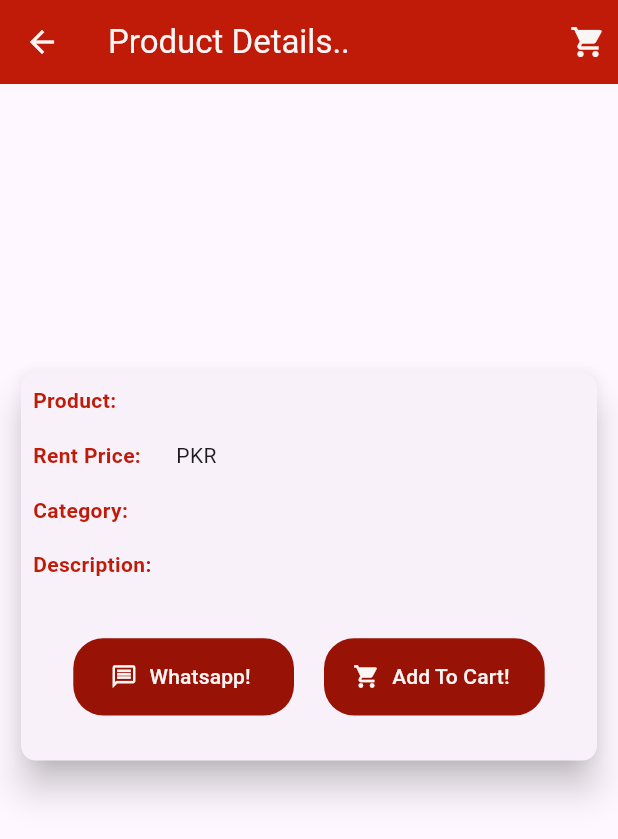
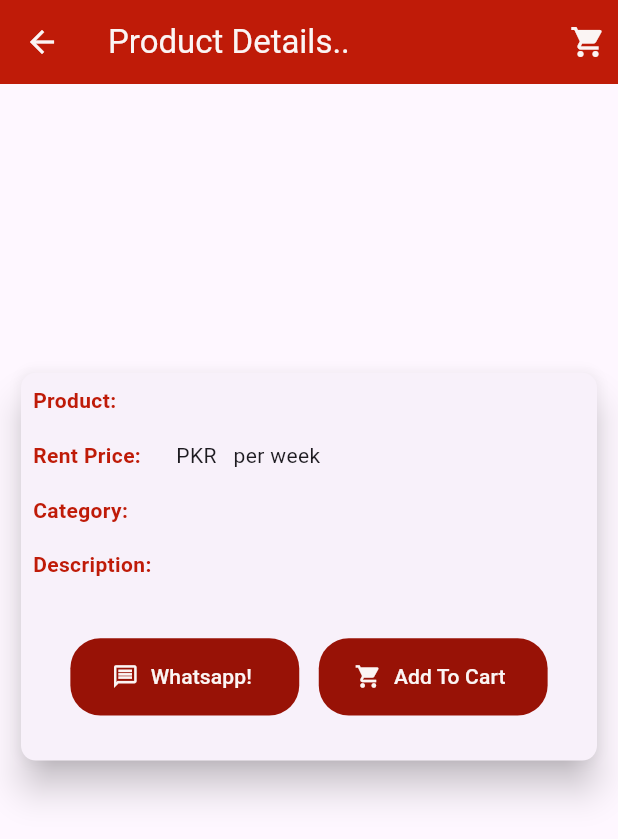
Before and after one commit to hanzala5225/Electro-Rent, a Flutter app: the ProductDetailsScreen screen opened directly with empty values, on a phone screen of 412 x 824 dp. Shown: the top 839 px of the screen. Run offline on Flutter 3.47's test engine with Material 3 defaults, Android fonts, the phone set to English and light mode, and no system bars; drawn by our look-alikes of carousel_slider; our stand-ins replace animated_text_kit, cached_network_image, cloud_firestore, firebase_auth, firebase_core, firebase_messaging and 9 more; missing offline and left inert: dart:ffi, image_card; accounts and stored records are empty.

Commit message:
COMPLETING THE FINAL TOUCH

```diff
--- a/lib/screens/auth_ui/sign_in_screen.dart
+++ b/lib/screens/auth_ui/sign_in_screen.dart
@@ -93,10 +93,9 @@ class _SignInScreenState extends State<SignInScreen> {
                           onTap: (){
                             signInController.isPasswordVisible.toggle();
                           },
-
                             child:signInController.isPasswordVisible.value?
-                            const Icon(Icons.visibility_off) :
-                            const Icon(Icons.visibility)
+                            const Icon(Icons.visibility) :
+                            const Icon(Icons.visibility_off)
                         ),
 
                         contentPadding: const EdgeInsets.only(top: 2.0, left: 8.0),
--- a/lib/screens/auth_ui/splash_screen.dart
+++ b/lib/screens/auth_ui/splash_screen.dart
@@ -23,7 +23,7 @@ class _SplashScreenState extends State<SplashScreen> {
   @override
   void initState(){
     super.initState();
-  Timer(const Duration(seconds: 6), () {
+  Timer(const Duration(seconds: 4), () {
     loggedIn(context);
   });
   }
--- a/lib/screens/user_panel/Products-Detail-Screen.dart
+++ b/lib/screens/user_panel/Products-Detail-Screen.dart
@@ -123,8 +123,8 @@ class _ProductDetailsScreenState extends State<ProductDetailsScreen> {
                             SizedBox(width: 16),
                             Text(
                               widget.productModel.isSale && widget.productModel.salePrice.isNotEmpty
-                                  ? widget.productModel.salePrice.toString() + " PKR"
-                                  : widget.productModel.rentPrice.toString() + " PKR",
+                                  ? widget.productModel.salePrice.toString() + " PKR   per week"
+                                  : widget.productModel.rentPrice.toString() + " PKR   per week",
                             ),
                           ],
                         ),
@@ -186,7 +186,7 @@ class _ProductDetailsScreenState extends State<ProductDetailsScreen> {
                           Material(
                             borderRadius: BorderRadius.circular(20.0),
                             child: Container(
-                              width: Get.width / 2.8,
+                              width: Get.width / 2.7,
                               height: Get.height / 16,
                               decoration: BoxDecoration(
                                 color: AppConstant.appSecondaryColor,
@@ -210,13 +210,13 @@ class _ProductDetailsScreenState extends State<ProductDetailsScreen> {
                             ),
                           ),
 
-                          const SizedBox(width: 20.0,),
+                          const SizedBox(width: 13.0,),
 
                           // Add to Cart Button
                           Material(
                             borderRadius: BorderRadius.circular(20.0),
                             child: Container(
-                              width: Get.width / 2.8,
+                              width: Get.width / 2.7,
                               height: Get.height / 16,
                               decoration: BoxDecoration(
                                 color: AppConstant.appSecondaryColor,
@@ -228,7 +228,7 @@ class _ProductDetailsScreenState extends State<ProductDetailsScreen> {
                                   color: AppConstant.appTextColor,
                                 ),
                                 label: Text(
-                                  'Add To Cart!',
+                                  'Add To Cart',
                                   style: TextStyle(color: AppConstant.appTextColor),
                                 ),
                                 onPressed: () async {
```
Also changed, not shown: lib/controllers/Google_sign_in_controller.dart (+1 -8 lines).
